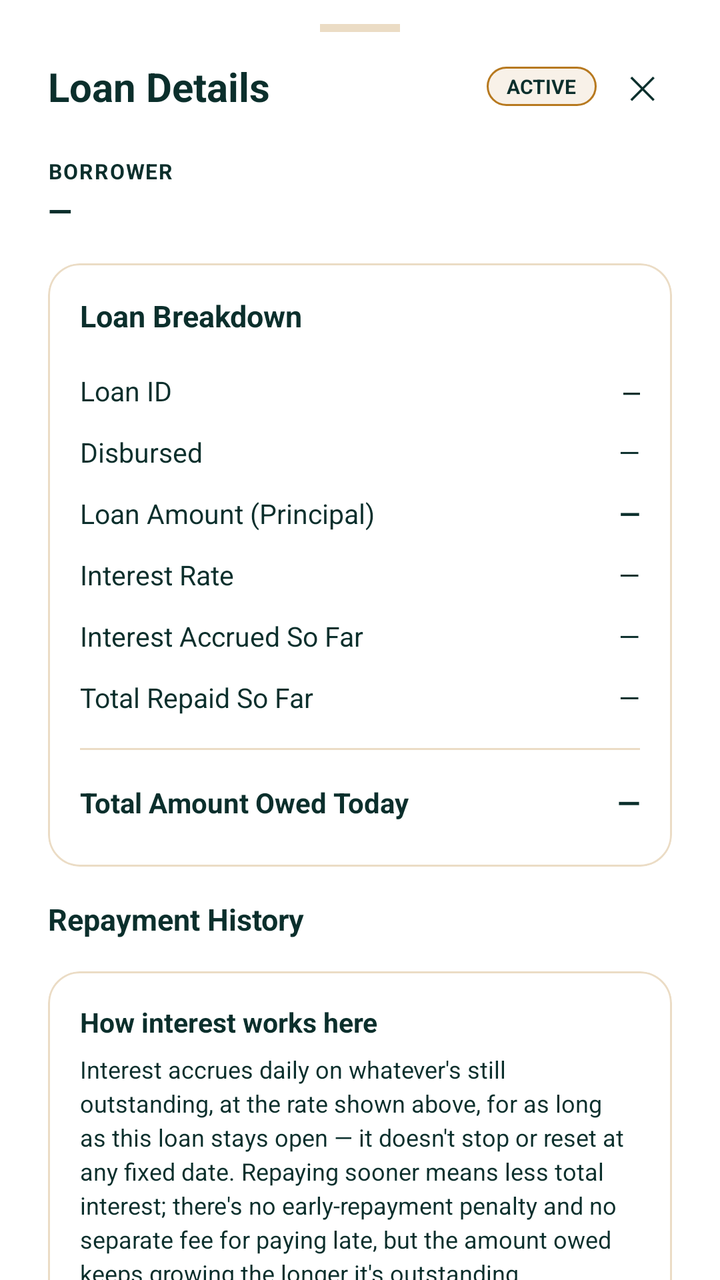
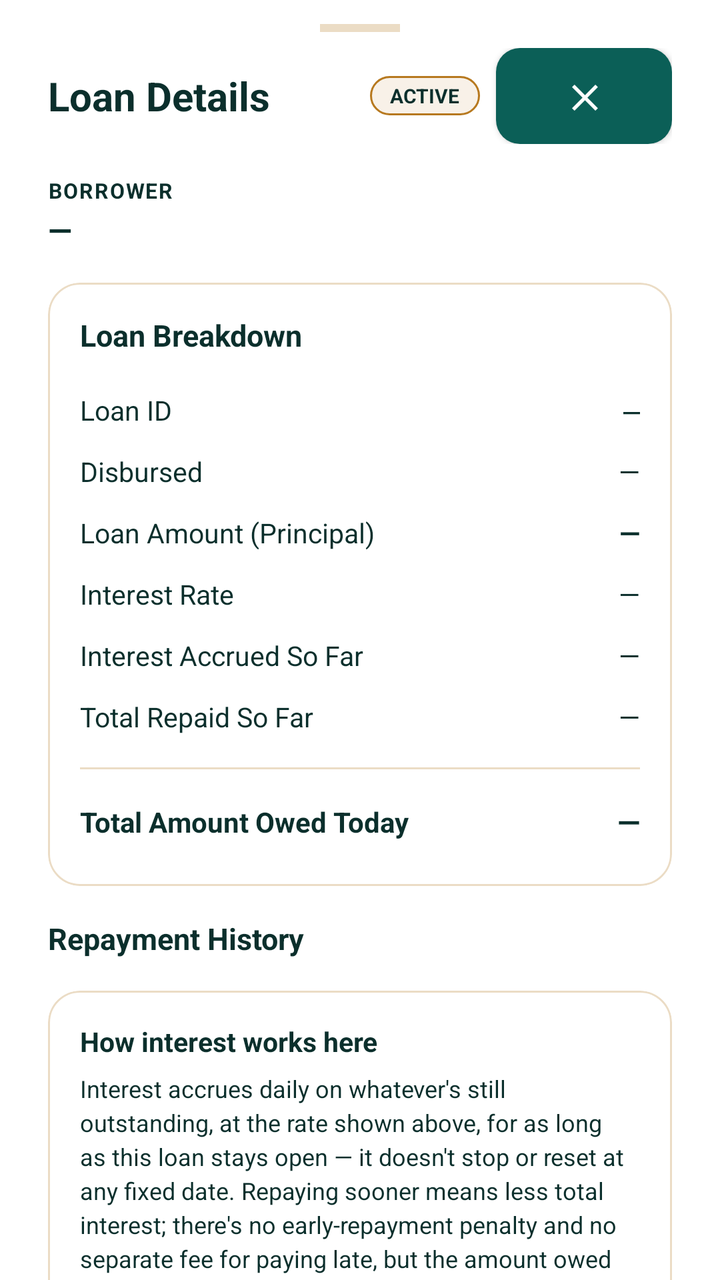

Compare the two renders of this Android layout. The source of the first and the diff that turns it into the second are given below.
<!-- AndroidManifest.xml: application theme AppTheme -->
<!-- res/layout/bottom_sheet_loan_detail.xml -->
<LinearLayout
	xmlns:android="http://schemas.android.com/apk/res/android"
	xmlns:app="http://schemas.android.com/apk/res-auto"
	xmlns:tools="http://schemas.android.com/tools"
	android:id="@+id/sheet_loan_detail_root"
	android:layout_width="match_parent"
	android:layout_height="wrap_content"
	android:orientation="vertical"
	android:background="?attr/colorSurface">
	<LinearLayout
		android:id="@+id/linear10"
		android:layout_width="match_parent"
		android:layout_height="wrap_content"
		android:paddingTop="12dp"
		android:paddingBottom="8dp"
		android:background="?attr/colorSurface"
		android:gravity="center_horizontal">
		<View
			android:id="@+id/view11"
			android:layout_width="40dp"
			android:layout_height="4dp"
			android:background="@color/colorCardStroke" />
	</LinearLayout>
	<LinearLayout
		android:id="@+id/linear13"
		android:layout_width="match_parent"
		android:layout_height="wrap_content"
		android:paddingBottom="16dp"
		android:background="?attr/colorSurface"
		android:gravity="center_vertical"
		android:orientation="horizontal"
		android:paddingHorizontal="24dp">
		<TextView
			android:id="@+id/textview13"
			android:layout_width="0dp"
			android:layout_height="wrap_content"
			android:text="Loan Details"
			android:textSize="20sp"
			android:textStyle="bold"
			android:layout_weight="1"
			android:focusable="false" />
		<TextView
			android:id="@+id/tv_loan_detail_status"
			android:layout_width="wrap_content"
			android:layout_height="wrap_content"
			android:paddingTop="3dp"
			android:paddingBottom="3dp"
			android:background="@drawable/bg_chip_pending"
			android:text="ACTIVE"
			android:textSize="10sp"
			android:textStyle="bold"
			android:paddingStart="10dp"
			android:paddingEnd="10dp"
			android:focusable="false" />
		<TextView
			android:id="@+id/btn_loan_detail_close"
			android:layout_width="wrap_content"
			android:layout_height="wrap_content"
			android:padding="8dp"
			android:text="✕"
			android:textSize="16sp"
			android:focusable="false"
			android:layout_marginStart="8dp" />
	</LinearLayout>
	<androidx.core.widget.NestedScrollView
		android:id="@+id/vscroll2"
		android:layout_width="match_parent"
		android:layout_height="0dp"
		android:layout_weight="1"
		android:fillViewport="true"
		android:overScrollMode="never"
		android:clipToPadding="false">
		<LinearLayout
			android:id="@+id/linear14"
			android:layout_width="match_parent"
			android:layout_height="wrap_content"
			android:paddingBottom="24dp"
			android:orientation="vertical"
			android:paddingHorizontal="24dp">
			<TextView
				android:id="@+id/textview14"
				android:layout_width="wrap_content"
				android:layout_height="wrap_content"
				android:text="BORROWER"
				android:textStyle="bold"
				android:textSize="10.5sp"
				android:letterSpacing="0.06"
				android:focusable="false" />
			<TextView
				android:id="@+id/tv_loan_detail_borrower"
				android:layout_width="wrap_content"
				android:layout_height="wrap_content"
				android:layout_marginTop="2dp"
				android:layout_marginBottom="16dp"
				android:text="—"
				android:textStyle="bold"
				android:textSize="15.5sp"
				android:focusable="false" />
			<com.google.android.material.card.MaterialCardView
				android:id="@+id/cardview3"
				android:layout_width="match_parent"
				android:layout_height="wrap_content"
				android:layout_marginBottom="16dp"
				app:cardBackgroundColor="@color/colorSurface"
				app:cardCornerRadius="16dp"
				app:cardElevation="0dp"
				app:strokeWidth="1dp"
				app:strokeColor="@color/colorCardStroke">
				<LinearLayout
					android:id="@+id/linear15"
					android:layout_width="match_parent"
					android:layout_height="wrap_content"
					android:padding="16dp"
					android:orientation="vertical">
					<TextView
						android:id="@+id/textview15"
						android:layout_width="match_parent"
						android:layout_height="wrap_content"
						android:layout_marginBottom="12dp"
						android:text="Loan Breakdown"
						android:textSize="15sp"
						android:textStyle="bold"
						android:focusable="false" />
					<LinearLayout
						android:id="@+id/linear16"
						android:layout_width="match_parent"
						android:layout_height="wrap_content"
						android:gravity="center_vertical"
						android:orientation="horizontal"
						android:paddingVertical="6dp">
						<TextView
							android:id="@+id/textview16"
							android:layout_width="0dp"
							android:layout_height="wrap_content"
							android:text="Loan ID"
							android:layout_weight="1"
							android:textSize="13.5sp"
							android:focusable="false" />
						<TextView
							android:id="@+id/tv_loan_detail_id"
							android:layout_width="wrap_content"
							android:layout_height="wrap_content"
							android:text="—"
							android:textSize="13.5sp"
							android:fontFamily="monospace"
							android:focusable="false" />
					</LinearLayout>
					<LinearLayout
						android:id="@+id/linear17"
						android:layout_width="match_parent"
						android:layout_height="wrap_content"
						android:gravity="center_vertical"
						android:orientation="horizontal"
						android:paddingVertical="6dp">
						<TextView
							android:id="@+id/textview17"
							android:layout_width="0dp"
							android:layout_height="wrap_content"
							android:text="Disbursed"
							android:layout_weight="1"
							android:textSize="13.5sp"
							android:focusable="false" />
						<TextView
							android:id="@+id/tv_loan_detail_disbursed"
							android:layout_width="wrap_content"
							android:layout_height="wrap_content"
							android:text="—"
							android:textSize="13.5sp"
							android:focusable="false" />
					</LinearLayout>
					<LinearLayout
						android:id="@+id/linear18"
						android:layout_width="match_parent"
						android:layout_height="wrap_content"
						android:gravity="center_vertical"
						android:orientation="horizontal"
						android:paddingVertical="6dp">
						<TextView
							android:id="@+id/textview18"
							android:layout_width="0dp"
							android:layout_height="wrap_content"
							android:text="Loan Amount (Principal)"
							android:layout_weight="1"
							android:textSize="13.5sp"
							android:focusable="false" />
						<TextView
							android:id="@+id/tv_loan_detail_principal"
							android:layout_width="wrap_content"
							android:layout_height="wrap_content"
							android:text="—"
							android:textStyle="bold"
							android:textSize="13.5sp"
							android:focusable="false" />
					</LinearLayout>
					<LinearLayout
						android:id="@+id/linear19"
						android:layout_width="match_parent"
						android:layout_height="wrap_content"
						android:gravity="center_vertical"
						android:orientation="horizontal"
						android:paddingVertical="6dp">
						<TextView
							android:id="@+id/textview19"
							android:layout_width="0dp"
							android:layout_height="wrap_content"
							android:text="Interest Rate"
							android:layout_weight="1"
							android:textSize="13.5sp"
							android:focusable="false" />
						<TextView
							android:id="@+id/tv_loan_detail_rate"
							android:layout_width="wrap_content"
							android:layout_height="wrap_content"
							android:text="—"
							android:textSize="13.5sp"
							android:focusable="false" />
					</LinearLayout>
					<LinearLayout
						android:id="@+id/linear20"
						android:layout_width="match_parent"
						android:layout_height="wrap_content"
						android:gravity="center_vertical"
						android:orientation="horizontal"
						android:paddingVertical="6dp">
						<TextView
							android:id="@+id/textview20"
							android:layout_width="0dp"
							android:layout_height="wrap_content"
							android:text="Interest Accrued So Far"
							android:layout_weight="1"
							android:textSize="13.5sp"
							android:focusable="false" />
						<TextView
							android:id="@+id/tv_loan_detail_interest_accrued"
							android:layout_width="wrap_content"
							android:layout_height="wrap_content"
							android:text="—"
							android:textSize="13.5sp"
							android:focusable="false" />
					</LinearLayout>
					<LinearLayout
						android:id="@+id/linear21"
						android:layout_width="match_parent"
						android:layout_height="wrap_content"
						android:gravity="center_vertical"
						android:orientation="horizontal"
						android:paddingVertical="6dp">
						<TextView
							android:id="@+id/textview21"
							android:layout_width="0dp"
							android:layout_height="wrap_content"
							android:text="Total Repaid So Far"
							android:layout_weight="1"
							android:textSize="13.5sp"
							android:focusable="false" />
						<TextView
							android:id="@+id/tv_loan_detail_repaid"
							android:layout_width="wrap_content"
							android:layout_height="wrap_content"
							android:text="—"
							android:textSize="13.5sp"
							android:focusable="false" />
					</LinearLayout>
					<View
						android:id="@+id/view22"
						android:layout_width="match_parent"
						android:layout_height="1dp"
						android:background="@color/colorDivider"
						android:layout_marginVertical="10dp" />
					<LinearLayout
						android:id="@+id/linear23"
						android:layout_width="match_parent"
						android:layout_height="wrap_content"
						android:gravity="center_vertical"
						android:orientation="horizontal"
						android:paddingVertical="6dp">
						<TextView
							android:id="@+id/textview22"
							android:layout_width="0dp"
							android:layout_height="wrap_content"
							android:text="Total Amount Owed Today"
							android:textSize="14sp"
							android:textStyle="bold"
							android:layout_weight="1"
							android:focusable="false" />
						<TextView
							android:id="@+id/tv_loan_detail_total_due"
							android:layout_width="wrap_content"
							android:layout_height="wrap_content"
							android:text="—"
							android:textSize="15sp"
							android:textStyle="bold"
							android:focusable="false" />
					</LinearLayout>
				</LinearLayout>
			</com.google.android.material.card.MaterialCardView>
			<TextView
				android:id="@+id/textview23"
				android:layout_width="wrap_content"
				android:layout_height="wrap_content"
				android:layout_marginBottom="8dp"
				android:text="Repayment History"
				android:textSize="15sp"
				android:textStyle="bold"
				android:focusable="false" />
			<LinearLayout
				android:id="@+id/layout_loan_repayment_history"
				android:layout_width="match_parent"
				android:layout_height="wrap_content"
				android:orientation="vertical" />
			<TextView
				android:id="@+id/tv_loan_no_repayments"
				android:layout_width="match_parent"
				android:layout_height="wrap_content"
				android:layout_marginTop="4dp"
				android:layout_marginBottom="16dp"
				android:text="No repayments recorded yet."
				android:textSize="13.5sp"
				android:visibility="gone"
				android:focusable="false" />
			<com.google.android.material.card.MaterialCardView
				android:id="@+id/cardview4"
				android:layout_width="match_parent"
				android:layout_height="wrap_content"
				android:layout_marginTop="8dp"
				app:cardBackgroundColor="@color/colorSurface"
				app:cardCornerRadius="16dp"
				app:cardElevation="0dp"
				app:strokeWidth="1dp"
				app:strokeColor="@color/colorCardStroke">
				<LinearLayout
					android:id="@+id/linear24"
					android:layout_width="match_parent"
					android:layout_height="wrap_content"
					android:padding="16dp"
					android:orientation="vertical">
					<TextView
						android:id="@+id/textview24"
						android:layout_width="match_parent"
						android:layout_height="wrap_content"
						android:layout_marginBottom="6dp"
						android:text="How interest works here"
						android:textStyle="bold"
						android:textSize="13.5sp"
						android:focusable="false" />
					<TextView
						android:id="@+id/tv_loan_detail_explainer"
						android:layout_width="match_parent"
						android:layout_height="wrap_content"
						android:text="Interest accrues daily on whatever's still outstanding, at the rate shown above, for as long as this loan stays open — it doesn't stop or reset at any fixed date. Repaying sooner means less total interest; there's no early-repayment penalty and no separate fee for paying late, but the amount owed keeps growing the longer it's outstanding."
						android:textSize="12sp"
						android:lineSpacingExtra="3dp"
						android:focusable="false" />
				</LinearLayout>
			</com.google.android.material.card.MaterialCardView>
		</LinearLayout>
	</androidx.core.widget.NestedScrollView>
</LinearLayout>
<!-- resources referenced by this layout -->
<resources>
  <style name="AppTheme" parent="Theme.MaterialComponents.DayNight.NoActionBar">
          <item name="popupMenuStyle">@style/HarvanaPopupMenu</item>
          <item name="actionOverflowMenuStyle">@style/HarvanaPopupMenu</item>
          
          <item name="spinnerStyle">@style/HarvanaSpinner</item>
          <item name="materialButtonStyle">@style/HarvanaButton</item>
          <item name="materialButtonOutlinedStyle">@style/HarvanaButton.Outlined</item>
          
          <item name="homeAsUpIndicator">@drawable/ic_nav_back</item>
          
          <item name="android:textViewStyle">@style/HarvanaTextView</item>
          <item name="appBarColor">@color/colorBackground</item>
          <item name="onAppBarColor">@color/colorTextPrimary</item>
          <item name="colorSecondary">@color/colorAccent</item>
          <item name="colorOnSecondary">@color/colorTextOnAccent</item>
          <item name="colorPrimaryVariant">@color/colorAccentDark</item>
          <item name="colorSecondaryVariant">@color/colorAccentDark</item>
          <item name="colorError">@color/colorError</item>
          <item name="colorOnError">@color/colorTextPrimaryWhite</item>
          <item name="colorControlActivated">@color/colorAccent</item>
          <item name="colorControlNormal">@color/colorControlNormal</item>
          <item name="colorControlHighlight">@color/colorAccentRipple</item>
          <item name="android:textColorHighlight">@color/colorAccentStroke</item>
          <item name="android:textColorLink">@color/colorAccentStrong</item>
          <item name="android:editTextColor">@color/colorTextPrimary</item>
          <item name="android:navigationBarColor">@color/colorBackground</item>
          <item name="colorPrimary">@color/colorAccent</item>
          <item name="colorPrimaryDark">@color/colorAccentStrong</item>
          <item name="colorAccent">@color/colorAccent</item>
          <item name="colorSurface">@color/colorSurface</item>
          <item name="colorOnPrimary">@color/colorTextOnAccent</item>
          <item name="colorOnSurface">@color/colorTextPrimary</item>
          <item name="colorOnBackground">@color/colorTextPrimary</item>
          <item name="colorOnSurfaceVariant">@color/colorTextSecondary</item>
          <item name="android:textColorPrimary">@color/colorTextPrimary</item>
          <item name="android:textColorSecondary">@color/colorTextSecondary</item>
          <item name="android:textColorHint">@color/colorTextTertiary</item>
          <item name="android:statusBarColor">?attr/appBarColor</item>
          <item name="android:windowLightStatusBar">true</item>
          <item name="android:windowBackground">@color/colorBackground</item>
          <item name="alertDialogTheme">@style/HarvanaAlertDialog</item>
          <item name="materialAlertDialogTheme">@style/HarvanaAlertDialog</item>
          <item name="bottomSheetDialogTheme">@style/HarvanaBottomSheetDialog</item>
      </style>
  <!-- unchanged entries left out for length: 32 -->
</resources>

<!-- the commit's change to res/layout/bottom_sheet_loan_detail.xml (unified diff, before → after) -->
@@ -52,7 +52,7 @@
 			android:paddingStart="10dp"
 			android:paddingEnd="10dp"
 			android:focusable="false" />
-		<TextView
+		<com.google.android.material.button.MaterialButton
 			android:id="@+id/btn_loan_detail_close"
 			android:layout_width="wrap_content"
 			android:layout_height="wrap_content"
@@ -60,7 +60,8 @@
 			android:text="✕"
 			android:textSize="16sp"
 			android:focusable="false"
-			android:layout_marginStart="8dp" />
+			android:layout_marginStart="8dp"
+	android:textAllCaps="false"/>
 	</LinearLayout>
 	<androidx.core.widget.NestedScrollView
 		android:id="@+id/vscroll2"
@@ -261,12 +262,12 @@
 							android:textSize="13.5sp"
 							android:focusable="false" />
 					</LinearLayout>
-					<View
+					<com.google.android.material.divider.MaterialDivider
 						android:id="@+id/view22"
 						android:layout_width="match_parent"
 						android:layout_height="1dp"
-						android:background="@color/colorDivider"
-						android:layout_marginVertical="10dp" />
+						android:layout_marginVertical="10dp"
+	app:dividerColor="@color/colorDivider"/>
 					<LinearLayout
 						android:id="@+id/linear23"
 						android:layout_width="match_parent"
<!-- resource entries referenced after the edit -->
@@ -7,6 +7,9 @@
           <item name="spinnerStyle">@style/HarvanaSpinner</item>
           <item name="materialButtonStyle">@style/HarvanaButton</item>
           <item name="materialButtonOutlinedStyle">@style/HarvanaButton.Outlined</item>
+          <item name="textInputStyle">@style/Harvana.TextInputLayout</item>
+          <item name="materialCardViewStyle">@style/Harvana.Card</item>
+          <item name="borderlessButtonStyle">@style/HarvanaButton.Text</item>
           
           <item name="homeAsUpIndicator">@drawable/ic_nav_back</item>
           
@@ -44,6 +47,30 @@
           <item name="materialAlertDialogTheme">@style/HarvanaAlertDialog</item>
           <item name="bottomSheetDialogTheme">@style/HarvanaBottomSheetDialog</item>
       </style>
+  <style name="Harvana.TextInputLayout" parent="Widget.MaterialComponents.TextInputLayout.OutlinedBox">
+          <item name="boxCornerRadiusTopStart">12dp</item>
+          <item name="boxCornerRadiusTopEnd">12dp</item>
+          <item name="boxCornerRadiusBottomStart">12dp</item>
+          <item name="boxCornerRadiusBottomEnd">12dp</item>
+          <item name="boxStrokeColor">@color/colorAccent</item>
+          <item name="hintTextColor">@color/colorAccent</item>
+          <item name="android:textColorHint">@color/colorTextTertiary</item>
+      </style>
+  <style name="Harvana.Card" parent="Widget.MaterialComponents.CardView">
+          <item name="cardBackgroundColor">@color/colorSurface</item>
+          <item name="cardCornerRadius">16dp</item>
+          <item name="cardElevation">0dp</item>
+          <item name="strokeColor">@color/colorCardStroke</item>
+          <item name="strokeWidth">1dp</item>
+          <item name="rippleColor">@color/colorAccentRipple</item>
+      </style>
+  <style name="HarvanaButton.Text" parent="Widget.MaterialComponents.Button.TextButton">
+          <item name="cornerRadius">12dp</item>
+          <item name="android:textAllCaps">false</item>
+          <item name="android:textStyle">bold</item>
+          <item name="android:textColor">@color/colorAccentStrong</item>
+          <item name="rippleColor">@color/colorAccentRipple</item>
+      </style>
   <!-- unchanged entries left out for length: 32 -->
 </resources>
 
